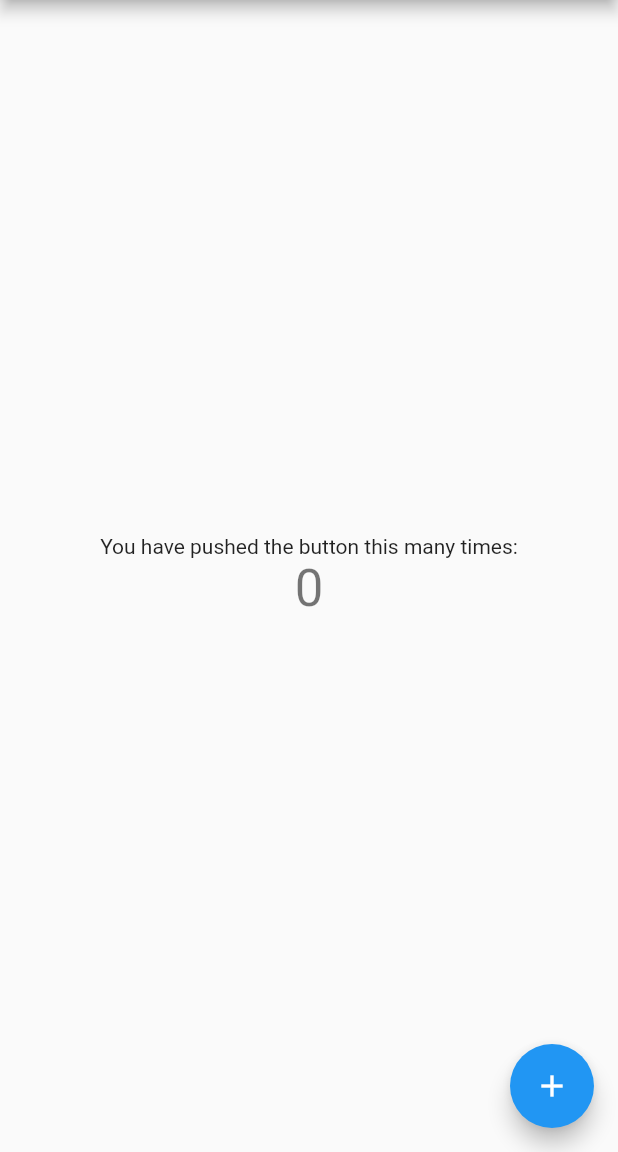
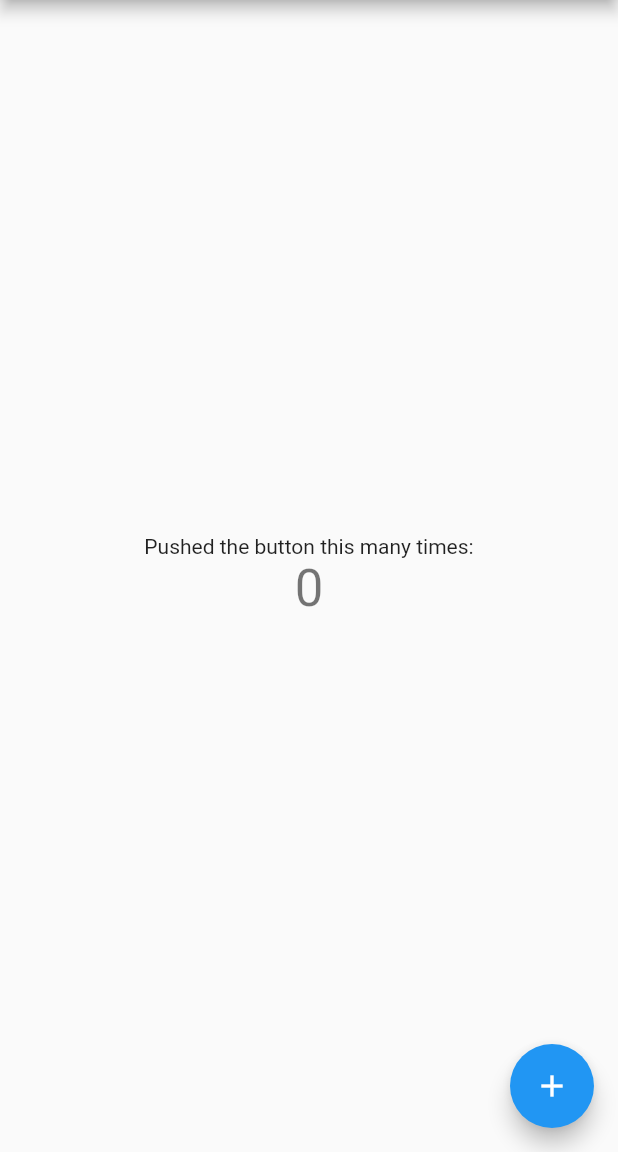
Before and after one commit to bshankar-coder/integrationtestapp, a Flutter app: the screen it shows after launch, on a phone screen of 412 x 824 dp, the part 84-1236 px from its top. Run offline on Flutter 3.47's test engine with Material 2 defaults, Android fonts, the phone set to English and light mode, and no system bars.

Commit message:
change in main

```diff
--- a/lib/main.dart
+++ b/lib/main.dart
@@ -48,7 +48,7 @@ class _MyHomePageState extends State<MyHomePage> {
           mainAxisAlignment: MainAxisAlignment.center,
           children: <Widget>[
             const Text(
-              'You have pushed the button this many times:',
+              'Pushed the button this many times:',
             ),
             Text(
               '$_counter',
```
